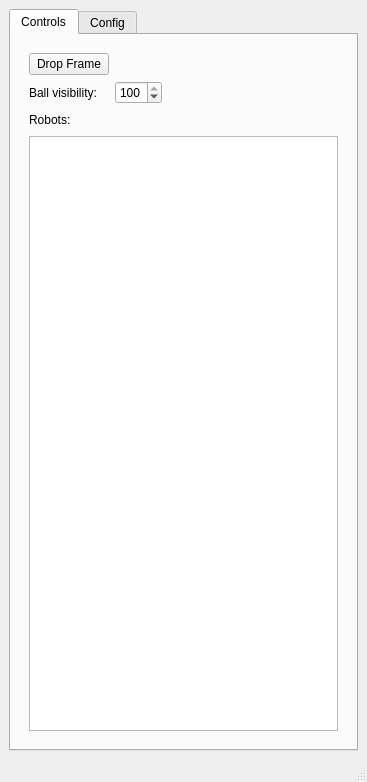
This is simulator/ui/SimpleSimulatorWindow.ui in RoboJackets/robocup-software as Qt 5 draws it before an edit. The edited form follows.
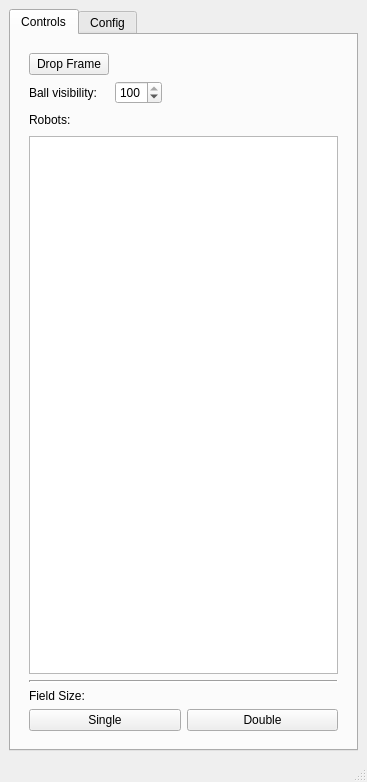
This is the edited form.

Commit message: Adds ability to switch field sizes in simulator. Issue #163

```diff
--- a/simulator/ui/SimpleSimulatorWindow.ui
+++ b/simulator/ui/SimpleSimulatorWindow.ui
@@ -114,6 +114,41 @@
               </property>
              </widget>
             </item>
+            <item>
+             <widget class="Line" name="line">
+              <property name="lineWidth">
+               <number>2</number>
+              </property>
+              <property name="orientation">
+               <enum>Qt::Horizontal</enum>
+              </property>
+             </widget>
+            </item>
+            <item>
+             <widget class="QLabel" name="label_3">
+              <property name="text">
+               <string>Field Size:</string>
+              </property>
+             </widget>
+            </item>
+            <item>
+             <layout class="QHBoxLayout" name="horizontalLayout_4">
+              <item>
+               <widget class="QPushButton" name="pushButton_singleFieldSize">
+                <property name="text">
+                 <string>Single</string>
+                </property>
+               </widget>
+              </item>
+              <item>
+               <widget class="QPushButton" name="pushButton_doubleFieldSize">
+                <property name="text">
+                 <string>Double</string>
+                </property>
+               </widget>
+              </item>
+             </layout>
+            </item>
            </layout>
           </widget>
          </item>
```
The commit also changes 9 other files.
